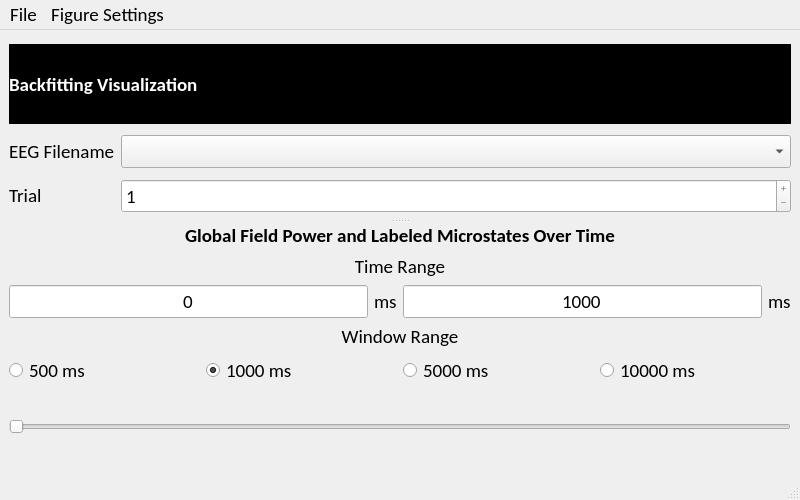
First picture: the form in EEG_COMET/ui/BackfittingVisualizationWindow.ui, repository eeg-comet/eeg-comet, before the edit.
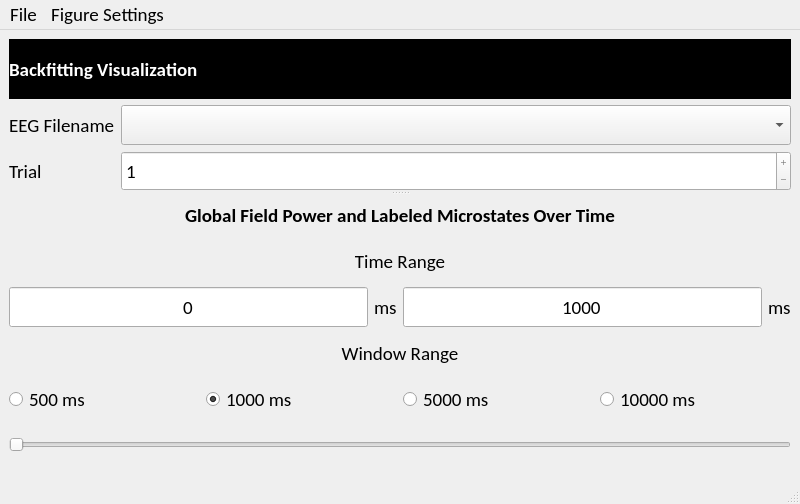
Second picture: the form after the edit.

Patch:
```diff
--- a/EEG_COMET/ui/BackfittingVisualizationWindow.ui
+++ b/EEG_COMET/ui/BackfittingVisualizationWindow.ui
@@ -31,11 +31,23 @@
         <item row="2" column="0">
          <widget class="QLabel" name="num_trials_label">
           <property name="sizePolicy">
-           <sizepolicy hsizetype="Maximum" vsizetype="Maximum">
+           <sizepolicy hsizetype="Maximum" vsizetype="Preferred">
             <horstretch>0</horstretch>
             <verstretch>0</verstretch>
            </sizepolicy>
           </property>
+          <property name="minimumSize">
+           <size>
+            <width>0</width>
+            <height>40</height>
+           </size>
+          </property>
+          <property name="maximumSize">
+           <size>
+            <width>16777215</width>
+            <height>60</height>
+           </size>
+          </property>
           <property name="text">
            <string>Trial</string>
           </property>
@@ -44,11 +56,23 @@
         <item row="2" column="1">
          <widget class="QSpinBox" name="num_trials_spinbox">
           <property name="sizePolicy">
-           <sizepolicy hsizetype="Preferred" vsizetype="Maximum">
+           <sizepolicy hsizetype="Preferred" vsizetype="Preferred">
             <horstretch>0</horstretch>
             <verstretch>0</verstretch>
            </sizepolicy>
           </property>
+          <property name="minimumSize">
+           <size>
+            <width>0</width>
+            <height>40</height>
+           </size>
+          </property>
+          <property name="maximumSize">
+           <size>
+            <width>16777215</width>
+            <height>60</height>
+           </size>
+          </property>
           <property name="buttonSymbols">
            <enum>QAbstractSpinBox::PlusMinus</enum>
           </property>
@@ -66,21 +90,45 @@
         <item row="1" column="1">
          <widget class="QComboBox" name="eeg_filenames_combobox">
           <property name="sizePolicy">
-           <sizepolicy hsizetype="Preferred" vsizetype="Maximum">
+           <sizepolicy hsizetype="Preferred" vsizetype="Preferred">
             <horstretch>0</horstretch>
             <verstretch>0</verstretch>
            </sizepolicy>
           </property>
+          <property name="minimumSize">
+           <size>
+            <width>0</width>
+            <height>40</height>
+           </size>
+          </property>
+          <property name="maximumSize">
+           <size>
+            <width>16777215</width>
+            <height>60</height>
+           </size>
+          </property>
          </widget>
         </item>
         <item row="1" column="0">
          <widget class="QLabel" name="eeg_filenames_label">
           <property name="sizePolicy">
-           <sizepolicy hsizetype="Maximum" vsizetype="Maximum">
+           <sizepolicy hsizetype="Maximum" vsizetype="Preferred">
             <horstretch>0</horstretch>
             <verstretch>0</verstretch>
            </sizepolicy>
           </property>
+          <property name="minimumSize">
+           <size>
+            <width>0</width>
+            <height>40</height>
+           </size>
+          </property>
+          <property name="maximumSize">
+           <size>
+            <width>16777215</width>
+            <height>60</height>
+           </size>
+          </property>
           <property name="text">
            <string>EEG Filename</string>
           </property>
@@ -133,6 +181,18 @@
             <verstretch>0</verstretch>
            </sizepolicy>
           </property>
+          <property name="minimumSize">
+           <size>
+            <width>0</width>
+            <height>40</height>
+           </size>
+          </property>
+          <property name="maximumSize">
+           <size>
+            <width>16777215</width>
+            <height>60</height>
+           </size>
+          </property>
           <property name="orientation">
            <enum>Qt::Horizontal</enum>
           </property>
@@ -141,11 +201,23 @@
         <item row="3" column="2">
          <widget class="QLineEdit" name="xlim_max_input">
           <property name="sizePolicy">
-           <sizepolicy hsizetype="Preferred" vsizetype="Maximum">
+           <sizepolicy hsizetype="Preferred" vsizetype="Preferred">
             <horstretch>0</horstretch>
             <verstretch>0</verstretch>
            </sizepolicy>
           </property>
+          <property name="minimumSize">
+           <size>
+            <width>0</width>
+            <height>40</height>
+           </size>
+          </property>
+          <property name="maximumSize">
+           <size>
+            <width>16777215</width>
+            <height>60</height>
+           </size>
+          </property>
           <property name="text">
            <string>1000</string>
           </property>
@@ -163,11 +235,23 @@
         <item row="4" column="0" colspan="4">
          <widget class="QLabel" name="window_label">
           <property name="sizePolicy">
-           <sizepolicy hsizetype="Preferred" vsizetype="Maximum">
+           <sizepolicy hsizetype="Preferred" vsizetype="Preferred">
             <horstretch>0</horstretch>
             <verstretch>0</verstretch>
            </sizepolicy>
           </property>
+          <property name="minimumSize">
+           <size>
+            <width>0</width>
+            <height>40</height>
+           </size>
+          </property>
+          <property name="maximumSize">
+           <size>
+            <width>16777215</width>
+            <height>60</height>
+           </size>
+          </property>
           <property name="text">
            <string>Window Range</string>
           </property>
@@ -179,11 +263,23 @@
         <item row="3" column="3">
          <widget class="QLabel" name="ms_label_2">
           <property name="sizePolicy">
-           <sizepolicy hsizetype="Maximum" vsizetype="Maximum">
+           <sizepolicy hsizetype="Maximum" vsizetype="Preferred">
             <horstretch>0</horstretch>
             <verstretch>0</verstretch>
            </sizepolicy>
           </property>
+          <property name="minimumSize">
+           <size>
+            <width>0</width>
+            <height>40</height>
+           </size>
+          </property>
+          <property name="maximumSize">
+           <size>
+            <width>16777215</width>
+            <height>60</height>
+           </size>
+          </property>
           <property name="text">
            <string>ms</string>
           </property>
@@ -192,11 +288,23 @@
         <item row="0" column="0" colspan="4">
          <widget class="QLabel" name="microstate_label">
           <property name="sizePolicy">
-           <sizepolicy hsizetype="Preferred" vsizetype="Maximum">
+           <sizepolicy hsizetype="Preferred" vsizetype="Preferred">
             <horstretch>0</horstretch>
             <verstretch>0</verstretch>
            </sizepolicy>
           </property>
+          <property name="minimumSize">
+           <size>
+            <width>0</width>
+            <height>40</height>
+           </size>
+          </property>
+          <property name="maximumSize">
+           <size>
+            <width>16777215</width>
+            <height>60</height>
+           </size>
+          </property>
           <property name="font">
            <font>
             <pointsize>14</pointsize>
@@ -215,11 +323,23 @@
         <item row="3" column="0">
          <widget class="QLineEdit" name="xlim_min_input">
           <property name="sizePolicy">
-           <sizepolicy hsizetype="Preferred" vsizetype="Maximum">
+           <sizepolicy hsizetype="Preferred" vsizetype="Preferred">
             <horstretch>0</horstretch>
             <verstretch>0</verstretch>
            </sizepolicy>
           </property>
+          <property name="minimumSize">
+           <size>
+            <width>0</width>
+            <height>40</height>
+           </size>
+          </property>
+          <property name="maximumSize">
+           <size>
+            <width>16777215</width>
+            <height>60</height>
+           </size>
+          </property>
           <property name="text">
            <string>0</string>
           </property>
@@ -234,11 +354,23 @@
         <item row="3" column="1">
          <widget class="QLabel" name="ms_label">
           <property name="sizePolicy">
-           <sizepolicy hsizetype="Maximum" vsizetype="Maximum">
+           <sizepolicy hsizetype="Maximum" vsizetype="Preferred">
             <horstretch>0</horstretch>
             <verstretch>0</verstretch>
            </sizepolicy>
           </property>
+          <property name="minimumSize">
+           <size>
+            <width>0</width>
+            <height>40</height>
+           </size>
+          </property>
+          <property name="maximumSize">
+           <size>
+            <width>16777215</width>
+            <height>60</height>
+           </size>
+          </property>
           <property name="text">
            <string>ms</string>
           </property>
@@ -247,11 +379,23 @@
         <item row="2" column="0" colspan="4">
          <widget class="QLabel" name="time_label">
           <property name="sizePolicy">
-           <sizepolicy hsizetype="Preferred" vsizetype="Maximum">
+           <sizepolicy hsizetype="Preferred" vsizetype="Preferred">
             <horstretch>0</horstretch>
             <verstretch>0</verstretch>
            </sizepolicy>
           </property>
+          <property name="minimumSize">
+           <size>
+            <width>0</width>
+            <height>40</height>
+           </size>
+          </property>
+          <property name="maximumSize">
+           <size>
+            <width>16777215</width>
+            <height>60</height>
+           </size>
+          </property>
           <property name="text">
            <string>Time Range</string>
           </property>
@@ -264,6 +408,24 @@
          <layout class="QHBoxLayout" name="horizontalLayout">
           <item>
            <widget class="QRadioButton" name="win500_radio">
+            <property name="sizePolicy">
+             <sizepolicy hsizetype="Minimum" vsizetype="Preferred">
+              <horstretch>0</horstretch>
+              <verstretch>0</verstretch>
+             </sizepolicy>
+            </property>
+            <property name="minimumSize">
+             <size>
+              <width>0</width>
+              <height>40</height>
+             </size>
+            </property>
+            <property name="maximumSize">
+             <size>
+              <width>16777215</width>
+              <height>60</height>
+             </size>
+            </property>
             <property name="text">
              <string>500 ms</string>
             </property>
@@ -274,6 +436,24 @@
           </item>
           <item>
            <widget class="QRadioButton" name="win1000_radio">
+            <property name="sizePolicy">
+             <sizepolicy hsizetype="Minimum" vsizetype="Preferred">
+              <horstretch>0</horstretch>
+              <verstretch>0</verstretch>
+             </sizepolicy>
+            </property>
+            <property name="minimumSize">
+             <size>
+              <width>0</width>
+              <height>40</height>
+             </size>
+            </property>
+            <property name="maximumSize">
+             <size>
+              <width>16777215</width>
+              <height>60</height>
+             </size>
+            </property>
             <property name="text">
              <string>1000 ms</string>
             </property>
@@ -287,6 +467,24 @@
           </item>
           <item>
            <widget class="QRadioButton" name="win5000_radio">
+            <property name="sizePolicy">
+             <sizepolicy hsizetype="Minimum" vsizetype="Preferred">
+              <horstretch>0</horstretch>
+              <verstretch>0</verstretch>
+             </sizepolicy>
+            </property>
+            <property name="minimumSize">
+             <size>
+              <width>0</width>
+              <height>40</height>
+             </size>
+            </property>
+            <property name="maximumSize">
+             <size>
+              <width>16777215</width>
+              <height>60</height>
+             </size>
+            </property>
             <property name="text">
              <string>5000 ms</string>
             </property>
@@ -297,6 +495,24 @@
           </item>
           <item>
            <widget class="QRadioButton" name="win10000_radio">
+            <property name="sizePolicy">
+             <sizepolicy hsizetype="Minimum" vsizetype="Preferred">
+              <horstretch>0</horstretch>
+              <verstretch>0</verstretch>
+             </sizepolicy>
+            </property>
+            <property name="minimumSize">
+             <size>
+              <width>0</width>
+              <height>40</height>
+             </size>
+            </property>
+            <property name="maximumSize">
+             <size>
+              <width>16777215</width>
+              <height>60</height>
+             </size>
+            </property>
             <property name="text">
              <string>10000 ms</string>
             </property>
```
